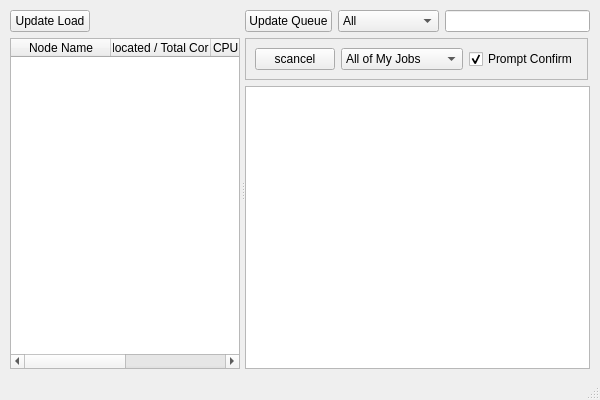
Above: src/pyelegant/guis/nsls2apcluster/cluster_status/cluster_status.ui from NSLS-II/PyELEGANT before the change. Below: the same form after it.
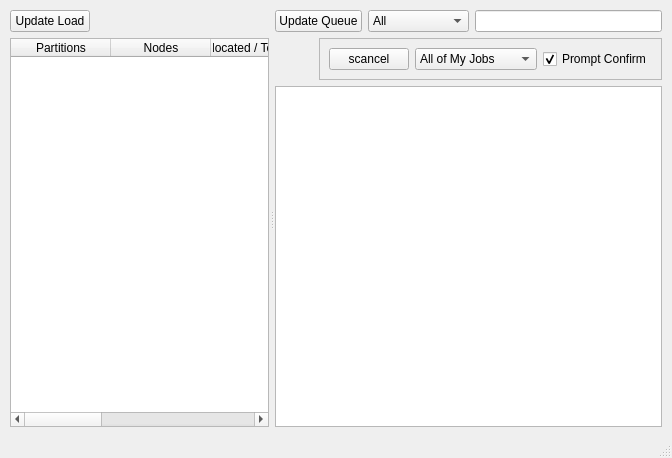
That is the form after the change.

Commit message: grouping by partitions and adding info on suspendable cores

```diff
--- a/src/pyelegant/guis/nsls2apcluster/cluster_status/cluster_status.ui
+++ b/src/pyelegant/guis/nsls2apcluster/cluster_status/cluster_status.ui
@@ -6,8 +6,8 @@
    <rect>
     <x>0</x>
     <y>0</y>
-    <width>600</width>
-    <height>400</height>
+    <width>672</width>
+    <height>458</height>
    </rect>
   </property>
   <property name="windowTitle">
@@ -26,17 +26,11 @@
     </property>
     <item>
      <widget class="QSplitter" name="splitter">
-      <property name="sizePolicy">
-       <sizepolicy hsizetype="Expanding" vsizetype="Preferred">
-        <horstretch>0</horstretch>
-        <verstretch>0</verstretch>
-       </sizepolicy>
-      </property>
       <property name="orientation">
        <enum>Qt::Horizontal</enum>
       </property>
       <property name="handleWidth">
-       <number>5</number>
+       <number>6</number>
       </property>
       <widget class="QWidget" name="layoutWidget">
        <layout class="QVBoxLayout" name="verticalLayout_load">
@@ -68,7 +62,12 @@
          <widget class="QTableWidget" name="tableWidget_load">
           <column>
            <property name="text">
-            <string>Node Name</string>
+            <string>Partitions</string>
+           </property>
+          </column>
+          <column>
+           <property name="text">
+            <string>Nodes</string>
            </property>
           </column>
           <column>
@@ -86,12 +85,17 @@
             <string># of Free Cores</string>
            </property>
           </column>
+          <column>
+           <property name="text">
+            <string># of Free &amp; Suspendable Cores</string>
+           </property>
+          </column>
          </widget>
         </item>
        </layout>
       </widget>
-      <widget class="QWidget" name="layoutWidget">
-       <layout class="QVBoxLayout" name="verticalLayout_q">
+      <widget class="QWidget" name="">
+       <layout class="QVBoxLayout" name="verticalLayout">
         <item>
          <layout class="QHBoxLayout" name="horizontalLayout">
           <item>
@@ -137,6 +141,19 @@
         </item>
         <item>
          <layout class="QHBoxLayout" name="horizontalLayout_3">
+          <item>
+           <spacer name="horizontalSpacer">
+            <property name="orientation">
+             <enum>Qt::Horizontal</enum>
+            </property>
+            <property name="sizeHint" stdset="0">
+             <size>
+              <width>40</width>
+              <height>20</height>
+             </size>
+            </property>
+           </spacer>
+          </item>
           <item>
            <widget class="QFrame" name="frame">
             <property name="frameShape">
@@ -185,19 +202,6 @@
             </layout>
            </widget>
           </item>
-          <item>
-           <spacer name="horizontalSpacer">
-            <property name="orientation">
-             <enum>Qt::Horizontal</enum>
-            </property>
-            <property name="sizeHint" stdset="0">
-             <size>
-              <width>40</width>
-              <height>20</height>
-             </size>
-            </property>
-           </spacer>
-          </item>
          </layout>
         </item>
         <item>
```
Left out of the diff: 4 changed lines with no effect on the pictures. The commit also changes 1 other file.
